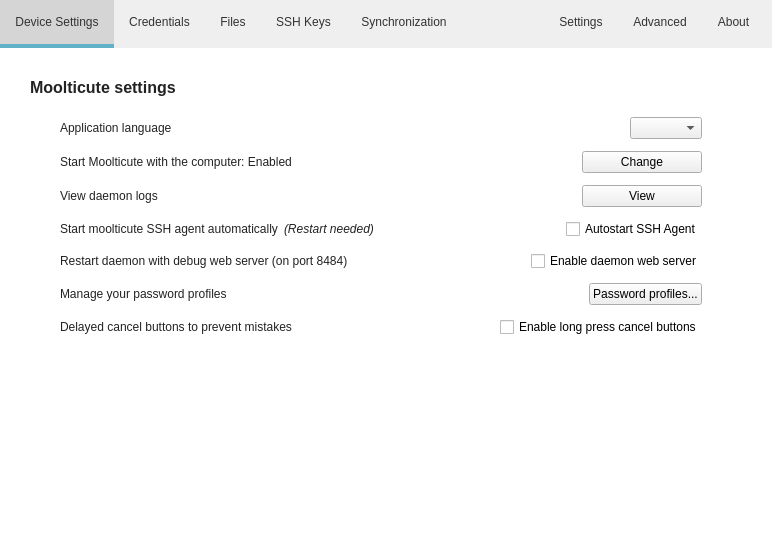
Qt form src/MainWindow.ui (mooltipass/moolticute) before a commit.
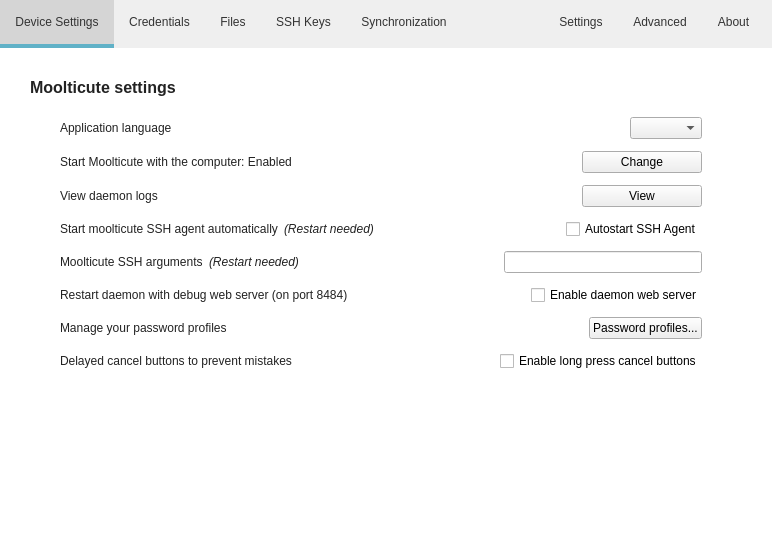
The same form after that commit. The open tabs and pages were chosen to show the change. Icons and pictures are not drawn. Custom widgets are drawn as their Qt base class.

Commit message: Allow passing arguments to mc-agent from gui

```diff
--- a/src/MainWindow.ui
+++ b/src/MainWindow.ui
@@ -2363,6 +2363,45 @@
             </item>
            </layout>
           </item>
+          <item>
+           <layout class="QHBoxLayout" name="horizontalLayout_33">
+            <item>
+             <widget class="QLabel" name="label_43">
+              <property name="text">
+               <string>Moolticute SSH arguments</string>
+              </property>
+             </widget>
+            </item>
+            <item>
+             <widget class="QLabel" name="label_44">
+              <property name="font">
+               <font>
+                <italic>true</italic>
+               </font>
+              </property>
+              <property name="text">
+               <string>(Restart needed)</string>
+              </property>
+             </widget>
+            </item>
+            <item>
+             <spacer name="horizontalSpacer_34">
+              <property name="orientation">
+               <enum>Qt::Horizontal</enum>
+              </property>
+              <property name="sizeHint" stdset="0">
+               <size>
+                <width>40</width>
+                <height>20</height>
+               </size>
+              </property>
+             </spacer>
+            </item>
+            <item>
+             <widget class="QLineEdit" name="lineEditSshArgs"/>
+            </item>
+           </layout>
+          </item>
           <item>
            <layout class="QHBoxLayout" name="horizontalLayout_18">
             <item>
```
Left out of the diff: 8 changed lines with no effect on the pictures. The commit also changes 3 other files.
